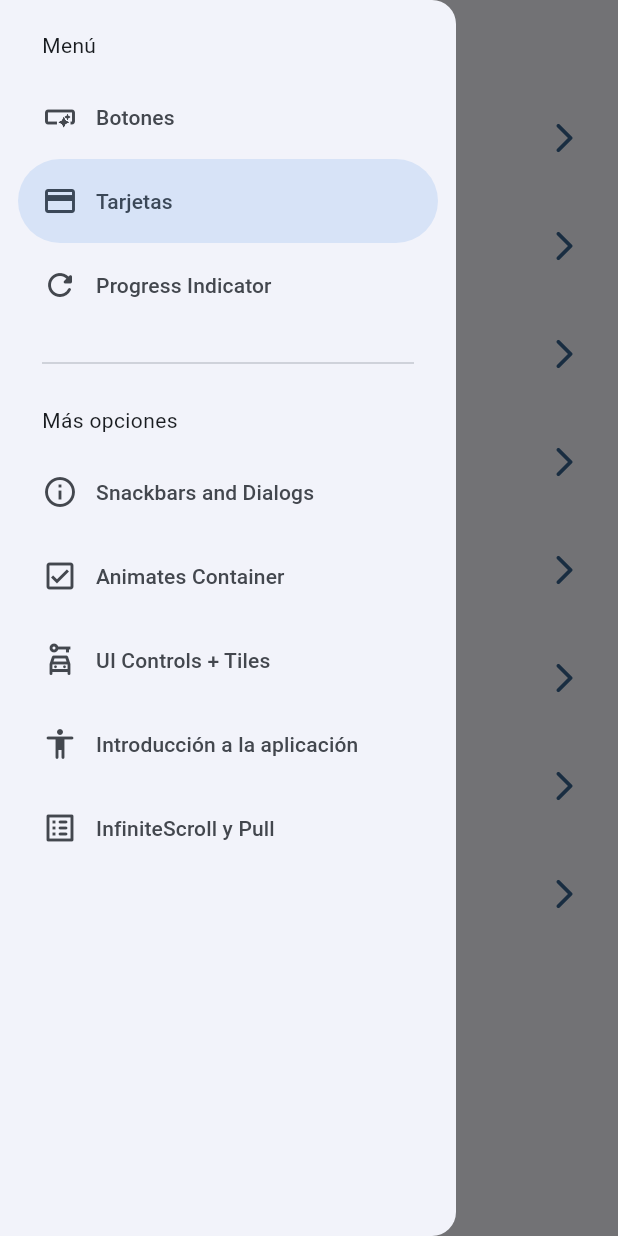
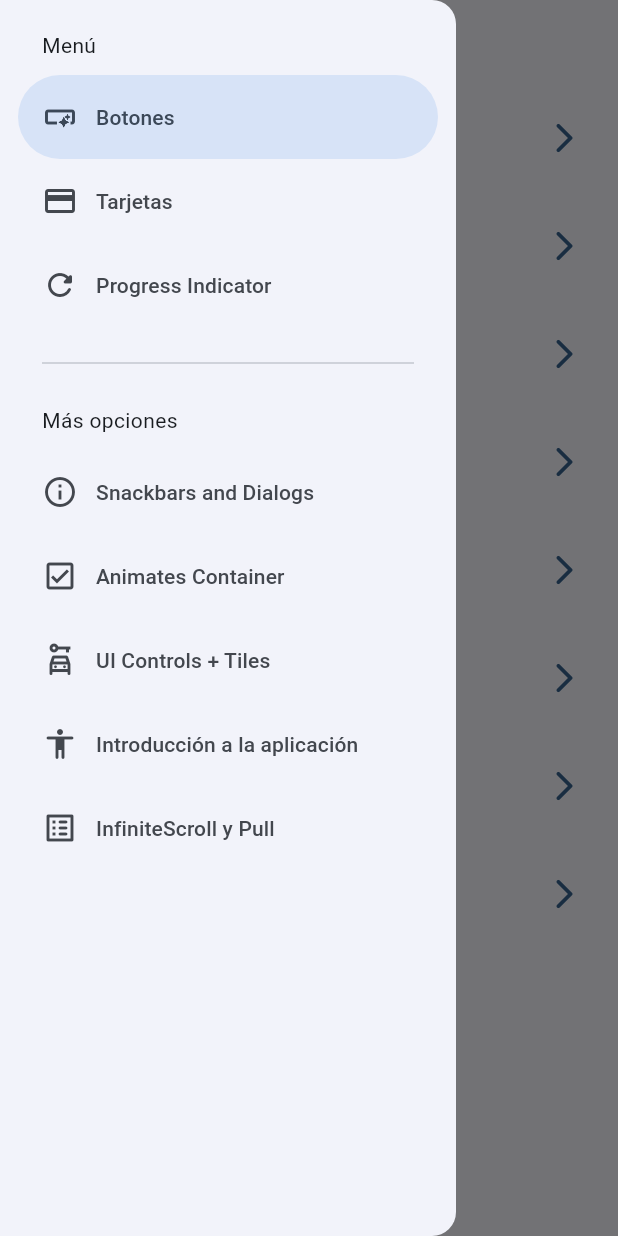
Before and after one commit to AlonsoAM/Widgets-app-flutter, a Flutter app: the screen it shows after launch, with the side drawer open, on a phone screen of 412 x 824 dp. Run offline on Flutter 3.47's test engine with Material 2 defaults, Android fonts, the phone set to English and light mode, and no system bars; our stand-ins replace animate_do, go_router.

```diff
--- a/lib/presentations/screens/home/home_screen.dart
+++ b/lib/presentations/screens/home/home_screen.dart
@@ -8,12 +8,14 @@ class HomeScreen extends StatelessWidget {
 
   @override
   Widget build(BuildContext context) {
+    final scaffoldKey = GlobalKey<ScaffoldState>();
     return Scaffold(
+      key: scaffoldKey,
       appBar: AppBar(
         title: const Text('Flutter + Material 3'),
       ),
       body: const _HomeView(),
-      drawer: const SideMenu()
+      drawer:  SideMenu(scaffoldKey: scaffoldKey,)
     );
   }
 }
--- a/lib/presentations/widgets/sideMenu.dart
+++ b/lib/presentations/widgets/sideMenu.dart
@@ -1,15 +1,18 @@
 import 'package:flutter/material.dart';
+import 'package:go_router/go_router.dart';
 import 'package:widgets_app/config/menu/menu_items.dart';
 
 class SideMenu extends StatefulWidget {
-  const SideMenu({Key? key}) : super(key: key);
+  final GlobalKey<ScaffoldState> scaffoldKey;
+
+  const SideMenu({Key? key, required this.scaffoldKey}) : super(key: key);
 
   @override
   State<SideMenu> createState() => _SideMenuState();
 }
 
 class _SideMenuState extends State<SideMenu> {
-  int navDrawerIndex = 1;
+  int navDrawerIndex = 0;
 
   @override
   Widget build(BuildContext context) {
@@ -21,6 +24,9 @@ class _SideMenuState extends State<SideMenu> {
           setState(() {
             navDrawerIndex = value;
           });
+          final menuItem = appMenuItems[value];
+          context.push(menuItem.link);
+          widget.scaffoldKey.currentState?.closeDrawer();
         },
         children: [
           Padding(
```
